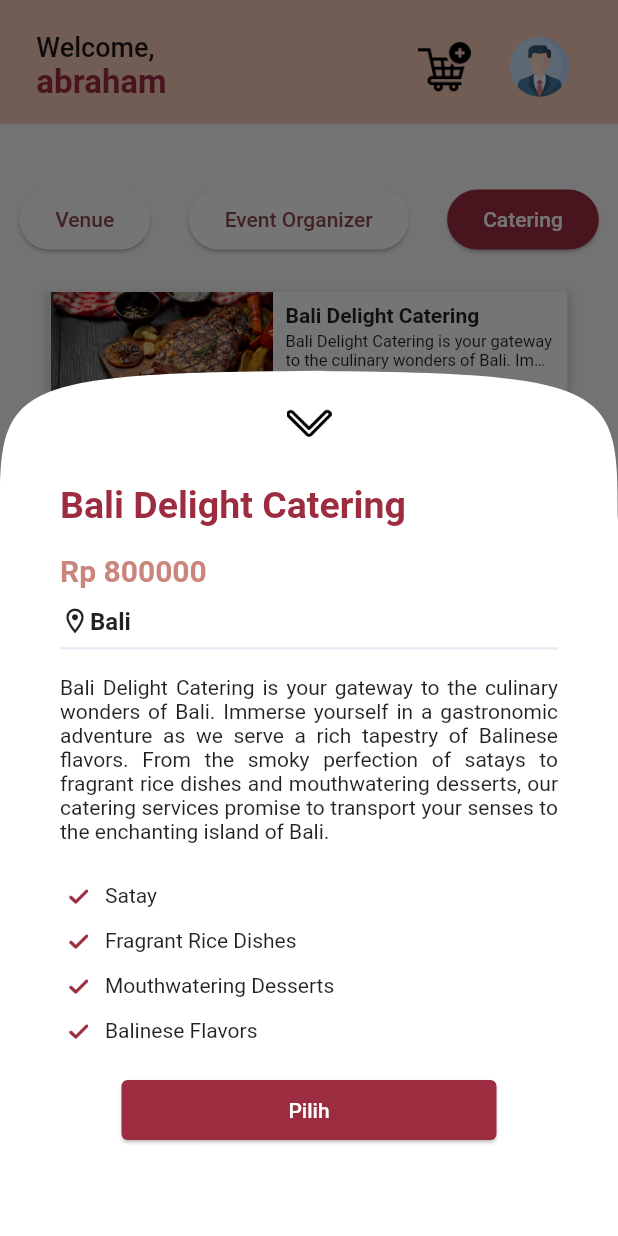
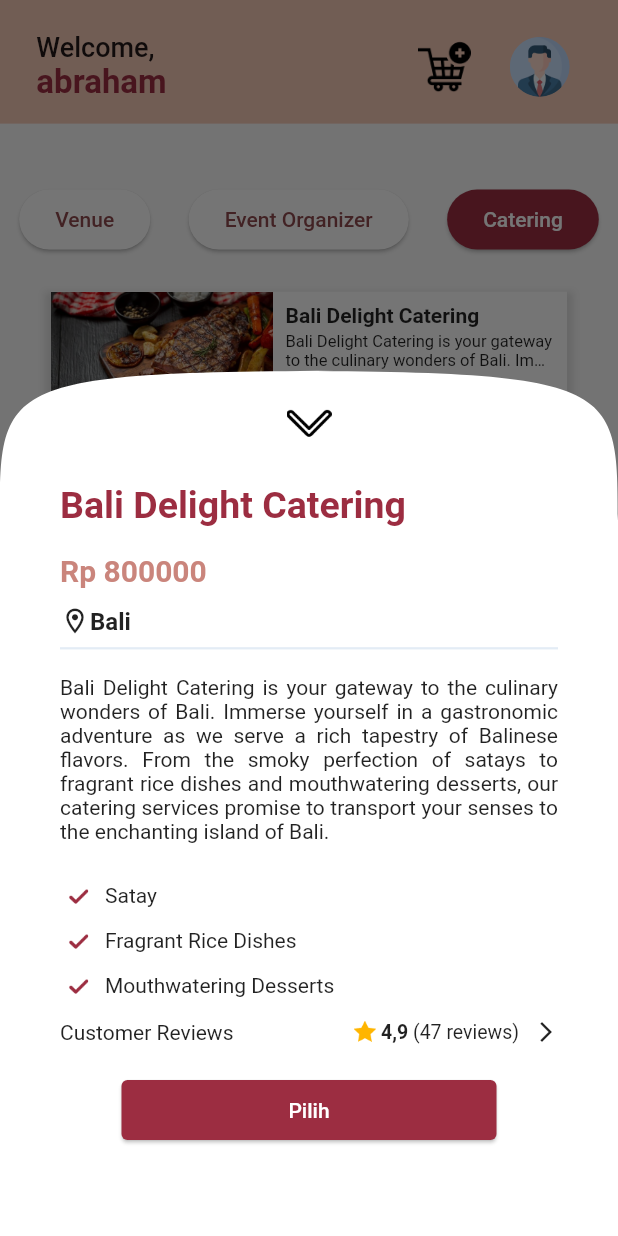
Before and after one commit to AbrahamRumondor/BirthdayKu, a Flutter app: the TabsScreen screen opened directly with empty values, after a tap on "Event Organizer", after a tap on "Catering", after a tap on "Bali Delight Catering", on a phone screen of 412 x 824 dp. Run offline on Flutter 3.47's test engine with Material 2 defaults, Android fonts, the light colour scheme and no system bars; our stand-ins replace flutter_rating_bar; accounts and stored records are empty; statements that could not run were skipped.

Commit message:
save version

```diff
--- a/lib/views/search_screen.dart
+++ b/lib/views/search_screen.dart
@@ -1,3 +1,4 @@
+import 'package:birthdayku/models/user_model.dart';
 import 'package:birthdayku/widgets/product_list_widgets.dart';
 import 'package:flutter/material.dart';
 import 'package:birthdayku/data/catering_data.dart';
@@ -5,9 +6,9 @@ import 'package:birthdayku/data/eo_data.dart';
 import 'package:birthdayku/data/venue_data.dart';
 
 class SearchScreen extends StatefulWidget {
-  const SearchScreen({super.key, required this.userID});
+  const SearchScreen({super.key, required this.account});
 
-  final String userID;
+  final User account;
 
   @override
   State<SearchScreen> createState() => _SearchScreenState();
@@ -18,11 +19,20 @@ class _SearchScreenState extends State<SearchScreen> {
 
   Widget _tes() {
     if (_productDisplay == 'venue') {
-      return const ItemDisplay(product: venueData);
+      return ItemDisplay(
+        product: venueData,
+        account: widget.account,
+      );
     } else if (_productDisplay == 'eo') {
-      return const ItemDisplay(product: eventOrganizerData);
+      return ItemDisplay(
+        product: eventOrganizerData,
+        account: widget.account,
+      );
     } else {
-      return const ItemDisplay(product: cateringData);
+      return ItemDisplay(
+        product: cateringData,
+        account: widget.account,
+      );
     }
   }
 
--- a/lib/views/tabs.dart
+++ b/lib/views/tabs.dart
@@ -42,7 +42,9 @@ class _TabsScreenState extends State<TabsScreen> {
     var activePageTitle = 'Home Screen';
 
     if (_selectedPageIndex == 0) {
-      activePage = SearchScreen(userID: widget.userID);
+      activePage = SearchScreen(
+        account: account!,
+      );
       activePageTitle = 'Search Screen';
     } else if (_selectedPageIndex == 1) {
       activePage = HomeScreen(userID: widget.userID);
--- a/lib/widgets/build_card.dart
+++ b/lib/widgets/build_card.dart
@@ -1,13 +1,20 @@
 import 'package:birthdayku/models/product_model.dart';
+import 'package:birthdayku/models/user_model.dart';
+import 'package:birthdayku/views/review_screen.dart';
 import 'package:birthdayku/widgets/choose_cart.dart';
 import 'package:flutter/material.dart';
 
 class BuildCard extends StatelessWidget {
-  const BuildCard({super.key, required this.item, required this.myContext});
+  const BuildCard(
+      {super.key,
+      required this.item,
+      required this.myContext,
+      required this.account});
 
   final BuildContext myContext;
 
   final Product item;
+  final User account;
 
   void _openItemDetail() {
     showModalBottomSheet(
@@ -111,7 +118,54 @@ class BuildCard extends StatelessWidget {
                   ),
                 ),
               ),
-
+              SizedBox(
+                child: InkWell(
+                  onTap: () {
+                    Navigator.push(
+                      myContext,
+                      MaterialPageRoute(
+                        builder: (ctx) =>
+                            ReviewScreen(account: account, item: item),
+                      ),
+                    );
+                  },
+                  child: Row(
+                    children: [
+                      Text("Customer Reviews"),
+                      Expanded(child: Container()),
+                      Image.asset(
+                        "assets/img/rate.png",
+                        width: 15,
+                      ),
+                      const Text(
+                        "4,9 ",
+                        textAlign: TextAlign.right,
+                        style: TextStyle(
+                          fontWeight: FontWeight.bold,
+                          fontSize: 13,
+                        ),
+                      ),
+                      const Text(
+                        " (47 reviews)",
+                        textAlign: TextAlign.right,
+                        style: TextStyle(
+                          fontSize: 13,
+                        ),
+                      ),
+                      SizedBox(
+                        width: 10,
+                      ),
+                      Icon(
+                        Icons.arrow_forward_ios,
+                        size: 16,
+                      )
+                    ],
+                  ),
+                ),
+              ),
+              SizedBox(
+                height: 20,
+              ),
               Center(
                 child: SizedBox(
                   width: 250,
--- a/lib/widgets/product_list_widgets.dart
+++ b/lib/widgets/product_list_widgets.dart
@@ -1,18 +1,20 @@
 import 'package:birthdayku/models/product_model.dart';
+import 'package:birthdayku/models/user_model.dart';
 import 'package:birthdayku/widgets/build_card.dart';
 import 'package:flutter/material.dart';
 
 class ItemDisplay extends StatelessWidget {
-  const ItemDisplay({super.key, required this.product});
+  const ItemDisplay({super.key, required this.product, required this.account});
 
   final List<Product> product;
+  final User account;
 
   @override
   Widget build(BuildContext context) {
     return ListView.builder(
       itemCount: product.length,
       itemBuilder: (context, index) =>
-          BuildCard(myContext: context, item: product[index]),
+          BuildCard(myContext: context, item: product[index], account: account),
     );
   }
 }
--- a/pubspec.yaml
+++ b/pubspec.yaml
@@ -32,6 +32,7 @@ dependencies:
     sdk: flutter
 
   syncfusion_flutter_datepicker: ^23.1.42
+  flutter_rating_bar: ^4.0.1
 
   # The following adds the Cupertino Icons font to your application.
   # Use with the CupertinoIcons class for iOS style icons.
```
Also changed, not shown: lib/data/review_data.dart (added, +213 -0 lines), lib/models/review_model.dart (+7 -6 lines), lib/views/review_screen.dart (added, +109 -0 lines), pubspec.lock.
